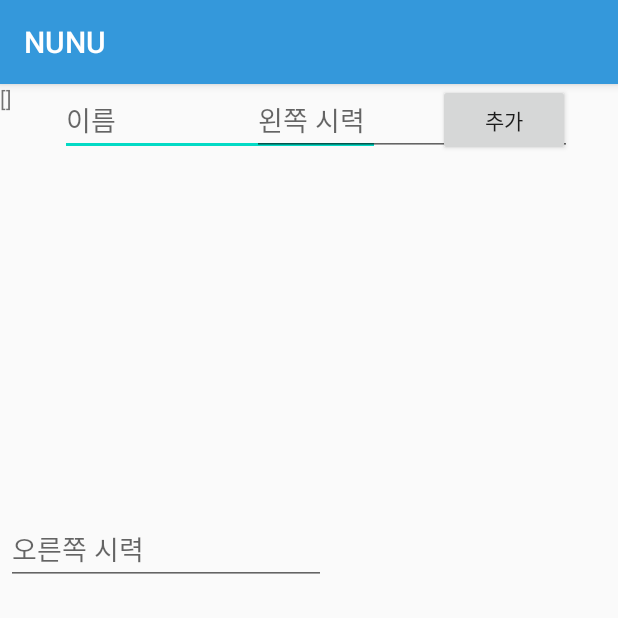
After one commit to SeoeunPark/NUNU_oldver, an Android app: the fragment InitSetting shown on its own in the app's theme, on a phone screen of 412 x 824 dp, the top half of it. The commit adds this screen. Run offline under Robolectric (Android 15) with nearby library versions, the phone set to English and light mode, and no system bars; our stand-ins replace Room's generated code.

Commit message:
#3 DB를 연동했으나 LiveData로 바꿔야 할 필요가 있음

```diff
--- a/app/src/main/java/com/example/NUNU/AppDatabase.java
+++ b/app/src/main/java/com/example/NUNU/AppDatabase.java
@@ -8,5 +8,4 @@ public abstract class AppDatabase extends RoomDatabase {
 
     public abstract UserDao userInfo(); // Dao 인터페이스
 
-
 }
--- /dev/null
+++ b/app/src/main/java/com/example/NUNU/InitSetting.java
@@ -0,0 +1,62 @@
+package com.example.NUNU;
+
+
+
+import android.content.Context;
+import android.os.Bundle;
+import android.view.LayoutInflater;
+import android.view.View;
+import android.view.ViewGroup;
+import android.widget.EditText;
+import android.widget.TextView;
+
+import androidx.fragment.app.Fragment;
+import androidx.room.Room;
+
+
+public class InitSetting extends Fragment {
+    private EditText set_name;
+    private EditText set_left;
+    private EditText set_right;
+    private TextView show_data;
+
+
+    @Override
+    public void onCreate(Bundle savedInstanceState) {
+        super.onCreate(savedInstanceState);
+
+
+    }
+
+    public View onCreateView (LayoutInflater inflater, ViewGroup container, Bundle
+            savedInstanceState){
+        ViewGroup rootView = (ViewGroup) inflater.inflate(R.layout.fragment_init_setting, container, false);
+        initInfo(rootView);
+        return rootView;
+    }
+
+    private void initInfo(ViewGroup rootView){
+        Context context = getContext();
+        final AppDatabase db = Room.databaseBuilder(context,AppDatabase.class,"userinfo-db")
+                .allowMainThreadQueries()
+                .build();
+
+        set_name = rootView.findViewById(R.id.set_name);
+        set_left = rootView.findViewById(R.id.set_left);
+        set_right = rootView.findViewById(R.id.set_right);
+        show_data = rootView.findViewById(R.id.show_data);
+
+        show_data.setText(db.userInfo().getAll().toString());
+
+        rootView.findViewById(R.id.add_button).setOnClickListener(new View.OnClickListener() {
+            @Override
+            public void onClick(View view) {
+                db.userInfo().insert(new UserInfo(set_name.getText().toString(),set_left.getText().toString(),set_right.getText().toString()));
+                String text = db.userInfo().getAll().toString();
+                show_data.setText(text);
+                //mResultTextView.setText(db.todoDao().getAll().get(5).toString()); getAll().get(숫자) 하면 원하는 거 가져올 수 있음
+            }
+        });
+    }
+
+}
--- /dev/null
+++ b/app/src/main/res/layout/fragment_init_setting.xml
@@ -0,0 +1,66 @@
+<?xml version="1.0" encoding="utf-8"?>
+<androidx.constraintlayout.widget.ConstraintLayout xmlns:android="http://schemas.android.com/apk/res/android"
+    xmlns:app="http://schemas.android.com/apk/res-auto"
+    xmlns:tools="http://schemas.android.com/tools"
+    android:layout_width="match_parent"
+    android:layout_height="match_parent"
+    tools:context=".MainActivity">
+
+
+    <EditText
+        android:id="@+id/set_name"
+        android:layout_width="0dp"
+        android:layout_height="wrap_content"
+        android:layout_marginStart="40dp"
+        android:layout_marginLeft="40dp"
+        android:ems="10"
+        android:hint="이름"
+        android:inputType="textPersonName"
+        app:layout_constraintStart_toStartOf="parent"
+        tools:layout_editor_absoluteY="26dp" />
+
+    <EditText
+        android:id="@+id/set_left"
+        android:layout_width="0dp"
+        android:layout_height="wrap_content"
+        android:layout_marginStart="168dp"
+        android:layout_marginLeft="168dp"
+        android:ems="10"
+        android:hint="왼쪽 시력"
+        android:inputType="textPersonName"
+        app:layout_constraintStart_toStartOf="parent"
+        tools:layout_editor_absoluteY="116dp" />
+
+    <EditText
+        android:id="@+id/set_right"
+        android:layout_width="0dp"
+        android:layout_height="wrap_content"
+        android:layout_marginStart="4dp"
+        android:layout_marginLeft="4dp"
+        android:ems="10"
+        android:hint="오른쪽 시력"
+        android:inputType="textPersonName"
+        app:layout_constraintBottom_toBottomOf="parent"
+        app:layout_constraintStart_toStartOf="parent"
+        app:layout_constraintTop_toTopOf="parent"
+        app:layout_constraintVertical_bias="0.397" />
+
+    <Button
+        android:id="@+id/add_button"
+        android:layout_width="wrap_content"
+        android:layout_height="wrap_content"
+        android:layout_marginEnd="32dp"
+        android:layout_marginRight="32dp"
+        android:text="추가"
+        app:layout_constraintEnd_toEndOf="parent"
+        tools:layout_editor_absoluteY="256dp" />
+
+    <TextView
+        android:id="@+id/show_data"
+        android:layout_width="315dp"
+        android:layout_height="196dp"
+        android:text="TextView"
+        tools:layout_editor_absoluteX="40dp"
+        tools:layout_editor_absoluteY="339dp" />
+
+</androidx.constraintlayout.widget.ConstraintLayout>
```
Also changed, not shown: app/src/main/java/com/example/NUNU/User.java (+8 -0 lines), app/src/main/java/com/example/NUNU/UserInfo.java (+31 -1 lines), app/src/main/res/layout/fragment_option.xml (+10 -1 lines).
